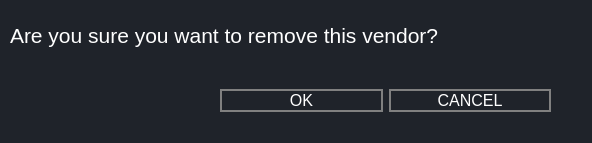
This is COUNTER-Release-5.1-main/ui/RemoveVendorDialog.ui in abhishekvatsAV/Shree_Gommat_Tech as Qt 5 draws it before an edit. The edited form follows.
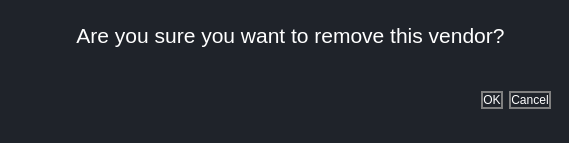
This is the edited form.

Commit message: feat: edit vendor working for both versions also vendor list is sorted

The edit to the form file:
```diff
--- a/COUNTER-Release-5.1-main/ui/RemoveVendorDialog.ui
+++ b/COUNTER-Release-5.1-main/ui/RemoveVendorDialog.ui
@@ -6,7 +6,7 @@
    <rect>
     <x>0</x>
     <y>0</y>
-    <width>592</width>
+    <width>569</width>
     <height>143</height>
    </rect>
   </property>
@@ -56,7 +56,6 @@
     <font>
      <family>MS Shell Dlg 2</family>
      <pointsize>16</pointsize>
-     <weight>50</weight>
      <italic>false</italic>
      <bold>false</bold>
     </font>
@@ -67,6 +66,9 @@
    <property name="text">
     <string>Are you sure you want to remove this vendor?</string>
    </property>
+   <property name="alignment">
+    <set>Qt::AlignCenter</set>
+   </property>
   </widget>
   <widget class="QWidget" name="widget" native="true">
    <property name="geometry">
@@ -89,26 +91,24 @@
    </property>
    <layout class="QHBoxLayout" name="horizontalLayout">
     <item>
-     <widget class="QPushButton" name="pushButton">
-      <property name="font">
-       <font>
-        <pointsize>12</pointsize>
-       </font>
+     <widget class="QDialogButtonBox" name="buttonBox">
+      <property name="enabled">
+       <bool>true</bool>
       </property>
-      <property name="text">
-       <string>OK</string>
+      <property name="autoFillBackground">
+       <bool>false</bool>
       </property>
-     </widget>
-    </item>
-    <item>
-     <widget class="QPushButton" name="pushButton_2">
-      <property name="font">
-       <font>
-        <pointsize>12</pointsize>
-       </font>
+      <property name="styleSheet">
+       <string notr="true"/>
       </property>
-      <property name="text">
-       <string>CANCEL</string>
+      <property name="orientation">
+       <enum>Qt::Horizontal</enum>
+      </property>
+      <property name="standardButtons">
+       <set>QDialogButtonBox::Cancel|QDialogButtonBox::Ok</set>
+      </property>
+      <property name="centerButtons">
+       <bool>false</bool>
       </property>
      </widget>
     </item>
```
The commit also changes 10 other files.
